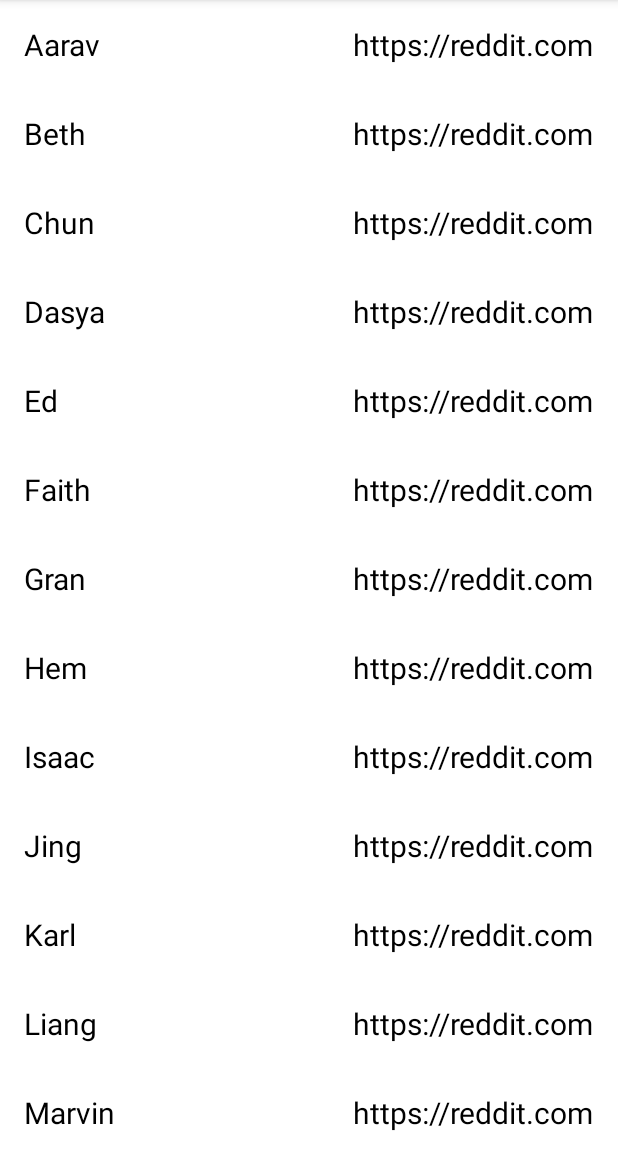
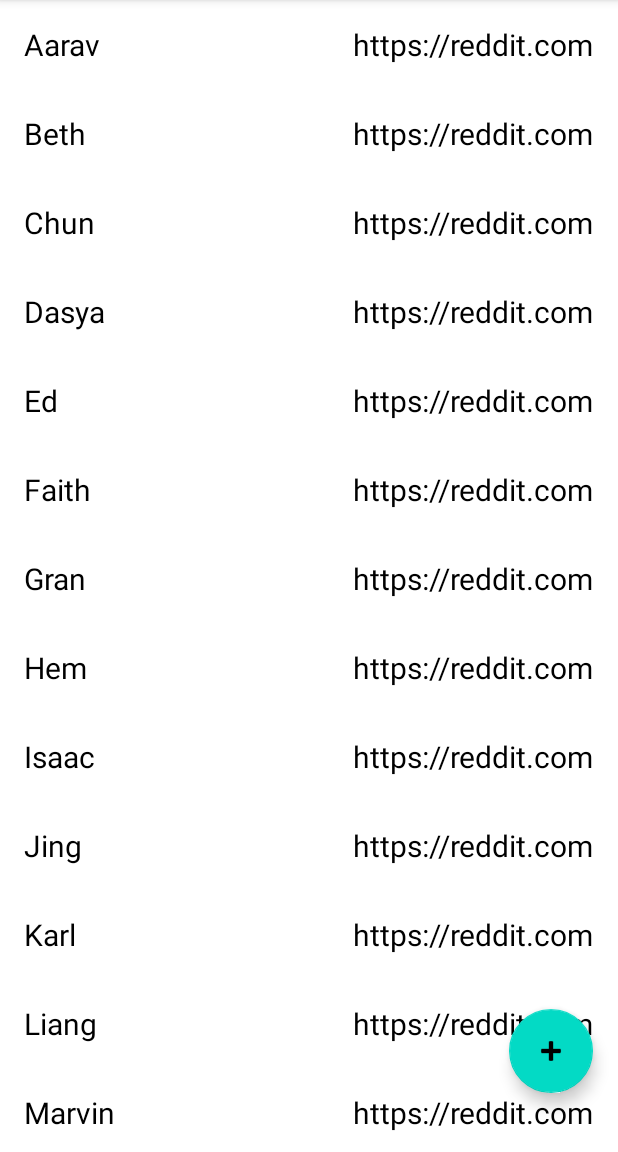
Before and after one commit to KanishkaSoni11/NUMAD22Su_KanishkaSoni, an Android app: the Activity_LinkCollector screen opened directly, with no data from a screen before it, on a phone screen of 412 x 824 dp, the part 84-1236 px from its top. Run offline under Robolectric (Android 15) with nearby library versions, the phone set to English and light mode, and no system bars.

Commit message:
added floating button

```diff
--- a/app/src/main/java/edu/neu/madcourse/numad22su_kanishkasoni/Activity_LinkCollector.java
+++ b/app/src/main/java/edu/neu/madcourse/numad22su_kanishkasoni/Activity_LinkCollector.java
@@ -9,6 +9,9 @@ import android.net.Uri;
 import android.os.Bundle;
 import android.view.View;
 import android.widget.TextView;
+
+import com.google.android.material.floatingactionbutton.FloatingActionButton;
+import com.google.android.material.snackbar.Snackbar;
 
 import java.util.ArrayList;
 import java.util.List;
@@ -54,4 +57,15 @@ public class Activity_LinkCollector extends AppCompatActivity {
         Intent webIntent = new Intent(Intent.ACTION_VIEW, webpage);
         startActivity(webIntent);
     }
+
+    public void onClick_fab(View view){
+        FloatingActionButton fab = findViewById(R.id.floatingActionButton);
+        fab.setOnClickListener(new View.OnClickListener() {
+            @Override
+            public void onClick(View view) {
+                Snackbar.make(view, "Here's a Snackbar", Snackbar.LENGTH_LONG)
+                        .setAction("Action", null).show();
+            }
+        });
+    }
 }
--- a/app/src/main/res/layout/activity_linkcollector.xml
+++ b/app/src/main/res/layout/activity_linkcollector.xml
@@ -12,7 +12,23 @@
         android:layout_height="0dp"
         app:layout_constraintBottom_toBottomOf="parent"
         app:layout_constraintEnd_toEndOf="parent"
+        app:layout_constraintHorizontal_bias="0.0"
         app:layout_constraintStart_toStartOf="parent"
-        app:layout_constraintTop_toTopOf="parent" />
+        app:layout_constraintTop_toTopOf="parent"
+        app:layout_constraintVertical_bias="0.0" />
+
+    <com.google.android.material.floatingactionbutton.FloatingActionButton
+        android:id="@+id/floatingActionButton"
+        android:layout_width="wrap_content"
+        android:layout_height="wrap_content"
+        android:clickable="true"
+        android:onClick="onClick_fab"
+        app:layout_constraintBottom_toBottomOf="parent"
+        app:layout_constraintEnd_toEndOf="parent"
+        app:layout_constraintHorizontal_bias="0.954"
+        app:layout_constraintStart_toStartOf="parent"
+        app:layout_constraintTop_toTopOf="parent"
+        app:layout_constraintVertical_bias="0.945"
+        app:srcCompat="@android:drawable/ic_input_add" />
 
 </androidx.constraintlayout.widget.ConstraintLayout>
--- a/app/src/main/res/values/strings.xml
+++ b/app/src/main/res/values/strings.xml
@@ -1,3 +1,4 @@
 <resources>
     <string name="app_name">NUMAD22Su_KanishkaSoni</string>
+    <string name="submit">Submit</string>
 </resources>
```
